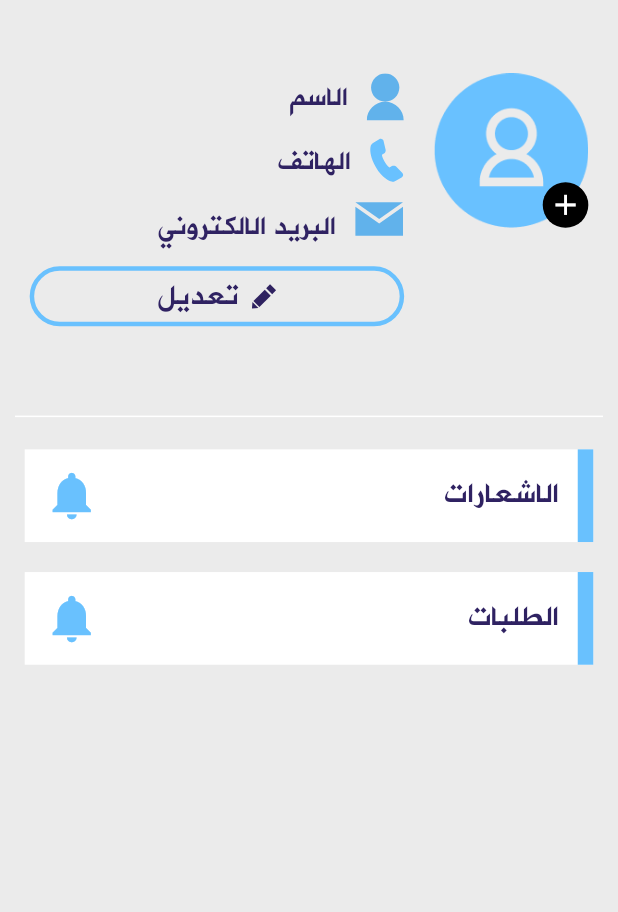
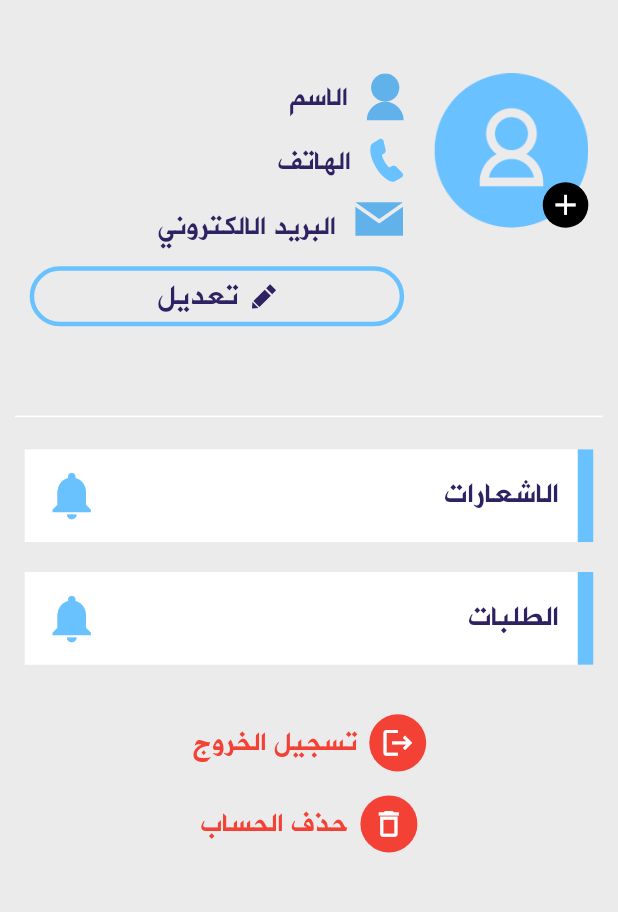
Before and after one commit to Ahmed-Fayez-01/kolayca, a Flutter app: the ProfileView screen opened by its route, on a phone screen of 412 x 824 dp, the part 117-1029 px from its top. Run offline on Flutter 3.47's test engine with Material 3 defaults, Android fonts, the light colour scheme and no system bars; our stand-ins replace bloc, cached_network_image, carousel_slider, dartz, dio, easy_localization and 11 more; network calls fail; project files that could hold a hidden picture were left out.

Commit message:
delete & logout

```diff
--- a/lib/core/utils/services/remote_services/endpoints.dart
+++ b/lib/core/utils/services/remote_services/endpoints.dart
@@ -20,4 +20,5 @@
 
   static const userProfile = 'profile';
   static const updateProfile = 'update_profile';
+  static const deleteAccount = 'deleteAccount';
 }
--- a/lib/features/profile/presentation/view/profile_view.dart
+++ b/lib/features/profile/presentation/view/profile_view.dart
@@ -20,6 +20,7 @@
 import 'package:kolayca/features/requests/presentation/view_model/upload_image_profile/upload_image_profile_cubit.dart';
 
 import '../../../../core/shared_widgets/custem_header_widget.dart';
+import '../widget/logout_and_delete_acount_widget.dart';
 import 'widgets/edit_profile_popup.dart';
 
 class ProfileView extends StatelessWidget {
@@ -30,7 +31,6 @@
     return BlocConsumer<UpdateProfileCubit, UpdateProfileState>(
       listener: (context, state) {
         if (state is UpdateProfileSuccess) {
-
           Fluttertoast.showToast(
               msg: 'تم تحديث الملف الشخصي بنجاح',
               textColor: Colors.white,
@@ -210,6 +210,8 @@
                       },
                       text: 'الطلبات',
                     ),
+                    33.verticalSpace,
+                    const LogoutAndDeleteAcountWidget()
                   ],
                 ),
               ),
--- /dev/null
+++ b/lib/features/profile/presentation/view_models/delete_acount_cubit/delete_account_cubit.dart
@@ -0,0 +1,19 @@
+import 'package:flutter_bloc/flutter_bloc.dart';
+
+import '../../../data/repos/profile_repo.dart';
+
+part 'delete_account_state.dart';
+
+class DeleteAccountCubit extends Cubit<DeleteAccountState> {
+  final ProfileRepo _profileRepo;
+
+  DeleteAccountCubit(this._profileRepo) : super(DeleteAccountInitial());
+  Future<void> deleteAccount() async {
+    emit(DeleteAccountLoading());
+    final result = await _profileRepo.deleteAccount();
+    result.fold(
+      (l) => emit(DeleteAccountError(l.errMessage)),
+      (r) => emit(DeleteAccountSuccess()),
+    );
+  }
+}
--- /dev/null
+++ b/lib/features/profile/presentation/view_models/delete_acount_cubit/delete_account_state.dart
@@ -0,0 +1,14 @@
+part of 'delete_account_cubit.dart';
+
+abstract class DeleteAccountState {}
+
+class DeleteAccountInitial extends DeleteAccountState {}
+
+class DeleteAccountLoading extends DeleteAccountState {}
+
+class DeleteAccountError extends DeleteAccountState {
+  final String errMessage;
+  DeleteAccountError(this.errMessage);
+}
+
+class DeleteAccountSuccess extends DeleteAccountState {}
--- a/lib/features/profile/presentation/view_models/get_profile_cubit/get_profile_cubit.dart
+++ b/lib/features/profile/presentation/view_models/get_profile_cubit/get_profile_cubit.dart
@@ -18,12 +18,9 @@
     final result = await _profileRepo.getUserProfile();
     result.fold(
       (l) {
-
-
         emit(GetProfileError(l.errMessage));
       },
       (r) async {
-
         getIt.registerSingleton<UserModel>(r);
         emit(GetProfileSuccess(r));
       },
--- /dev/null
+++ b/lib/features/profile/presentation/widget/logout_and_delete_acount_widget.dart
@@ -0,0 +1,101 @@
+import 'package:flutter/material.dart';
+import 'package:flutter_bloc/flutter_bloc.dart';
+import 'package:flutter_screenutil/flutter_screenutil.dart';
+import 'package:fluttertoast/fluttertoast.dart';
+import 'package:kolayca/core/shared_widgets/loading_state_widget.dart';
+import 'package:kolayca/core/utils/services/local_services/cache_helper.dart';
+import 'package:kolayca/core/utils/services/remote_services/service_locator.dart';
+import 'package:kolayca/features/profile/presentation/view_models/delete_acount_cubit/delete_account_cubit.dart';
+
+import '../../../../core/utils/functions/warning_dialoge.dart';
+import '../../../auth/presentation/view/sign_in_view.dart';
+
+class LogoutAndDeleteAcountWidget extends StatelessWidget {
+  const LogoutAndDeleteAcountWidget({super.key});
+
+  @override
+  Widget build(BuildContext context) {
+    return BlocProvider(
+      create: (context) => DeleteAccountCubit(getIt()),
+      child: BlocConsumer<DeleteAccountCubit, DeleteAccountState>(
+        listener: (context, state) {
+          if (state is DeleteAccountLoading) {
+            showDialog(
+                context: context,
+                builder: (context) => const Scaffold(
+                      backgroundColor: Colors.white,
+                      body: Center(child: LoadingBody()),
+                    ));
+          } else if (state is DeleteAccountSuccess) {
+            CacheHelper.removeData(key: 'token');
+            CacheHelper.removeData(key: 'userId');
+            Navigator.pushAndRemoveUntil(
+                context,
+                MaterialPageRoute(builder: (context) => SignInView()),
+                (r) => true);
+            Fluttertoast.showToast(msg: 'تم حذف الحساب بنجاح');
+          } else if (state is DeleteAccountError) {
+            Fluttertoast.showToast(
+                msg: 'حدث خطأ ما', backgroundColor: Colors.red);
+          }
+        },
+        builder: (context, state) {
+          return Column(
+            children: [
+              TextButton(
+                onPressed: () {
+                  showWarningDialog(context, () {
+                    CacheHelper.removeData(key: 'token');
+                    CacheHelper.removeData(key: 'userId');
+                    Navigator.push(context,
+                        MaterialPageRoute(builder: (context) => SignInView()));
+                  }, 'هل تريد تسجيل الخروج؟');
+                },
+                child: _buttonWidget(),
+              ),
+              TextButton(
+                onPressed: () {
+                  showWarningDialog(context, () {
+                    BlocProvider.of<DeleteAccountCubit>(context)
+                        .deleteAccount();
+                  }, 'هل تريد حذف حسابك؟');
+                },
+                child: _buttonWidget(
+                    text: 'حذف الحساب', icon: Icons.delete_outline),
+              ),
+            ],
+          );
+        },
+      ),
+    );
+  }
+
+  Row _buttonWidget(
+      {String text = 'تسجيل الخروج', IconData icon = Icons.logout}) {
+    return Row(
+      mainAxisSize: MainAxisSize.min,
+      children: [
+        CircleAvatar(
+          backgroundColor: const Color(0xffF34235),
+          radius: 25.r,
+          child: Padding(
+            padding: EdgeInsets.all(8.r),
+            child: Icon(
+              icon,
+              color: Colors.white,
+              size: 30.sp,
+            ),
+          ),
+        ),
+        10.horizontalSpace,
+        Text(
+          text,
+          style: TextStyle(
+              color: const Color(0xffF34235),
+              fontSize: 30.sp,
+              fontFamily: 'Aljazeera'),
+        ),
+      ],
+    );
+  }
+}
```
Also changed, not shown: lib/core/shared_widgets/home_nav_bar_widget.dart (+16 -9 lines), lib/core/utils/functions/warning_dialoge.dart (added, +124 -0 lines), lib/features/profile/data/repos/profile_repo.dart (+16 -0 lines), lib/features/requests/presentation/view/requests_view.dart (+4 -3 lines), lib/features/translator_profile/presentation/views/translator_profile_view.dart (+68 -24 lines).
